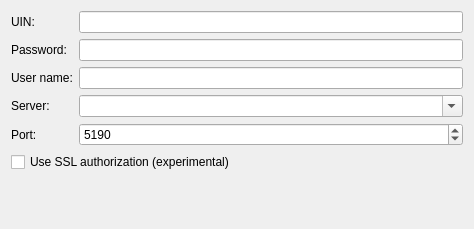
Above: protocols/oscar/src/ui/icqaccountmainsettings.ui from euroelessar/qutim before the change. Below: the same form after it.
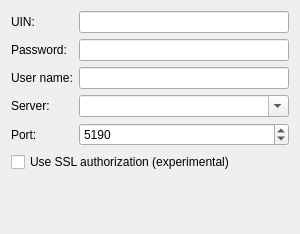
That is the form after the change.

Commit message: minimize wizard size

Diff of the .ui file:
```diff
--- a/protocols/oscar/src/ui/icqaccountmainsettings.ui
+++ b/protocols/oscar/src/ui/icqaccountmainsettings.ui
@@ -6,8 +6,8 @@
    <rect>
     <x>0</x>
     <y>0</y>
-    <width>474</width>
-    <height>229</height>
+    <width>300</width>
+    <height>234</height>
    </rect>
   </property>
   <property name="windowTitle">
```
